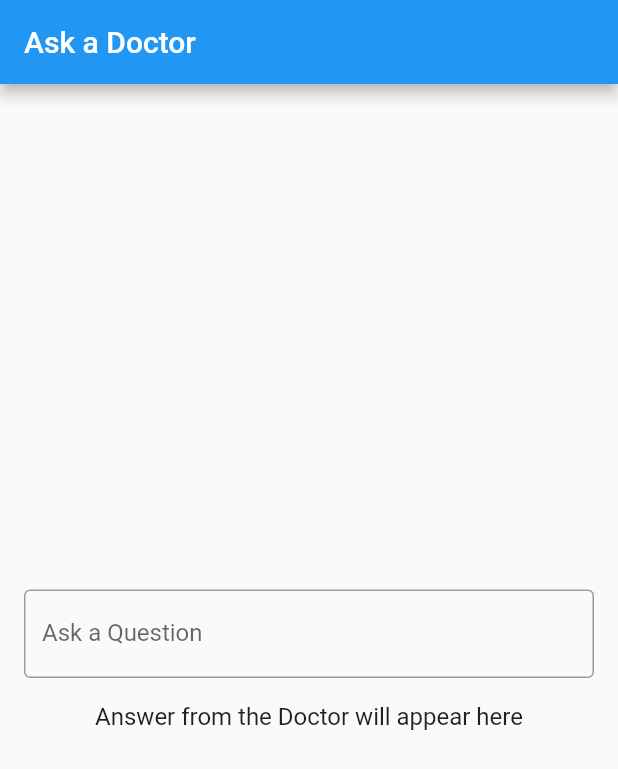
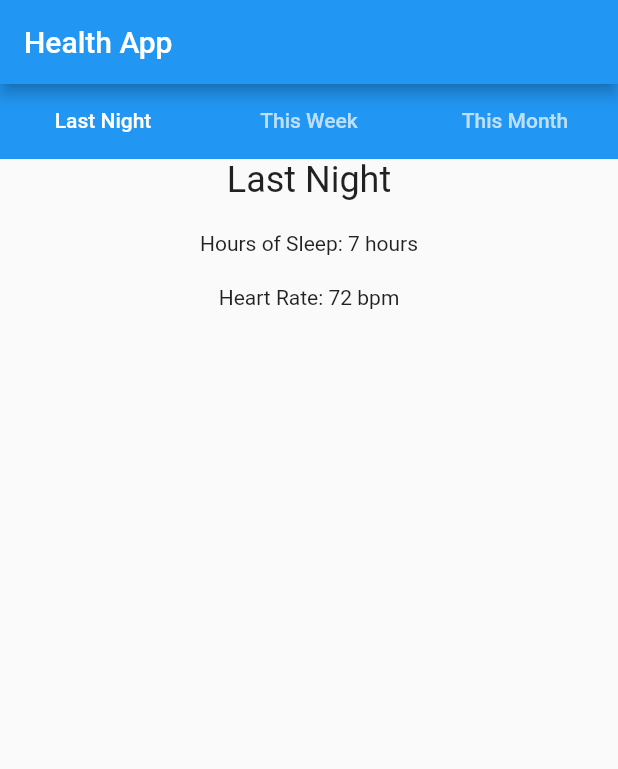
Before and after one commit to Akanksha1212/ICHack23, a Flutter app: the screen it shows after launch, after a tap on "Dashboard", on a phone screen of 412 x 824 dp. Shown: the top 769 px of the screen. Run offline on Flutter 3.47's test engine with Material 2 defaults, Android fonts, the phone set to English and light mode, and no system bars; our stand-ins replace circular_countdown_timer, google_fonts, rflutter_alert.

Commit message:
new dashboard

```diff
--- a/lib/main.dart
+++ b/lib/main.dart
@@ -1,4 +1,5 @@
 import 'package:flutter/material.dart';
+import 'package:terrafire/screeens/Dashboard.dart';
 import 'package:terrafire/screeens/Games.dart';
 import 'package:terrafire/screeens/HomePage.dart';
 import 'package:terrafire/screeens/Third.dart';
@@ -15,7 +16,7 @@ Future<void> main() async {
         case '/home':
           return MaterialPageRoute(builder: (context) => HomePage());
         case '/stats':
-          return MaterialPageRoute(builder: (context) => ChatBot());
+          return MaterialPageRoute(builder: (context) => Dashboard());
         case '/games':
           return MaterialPageRoute(builder: (context) => Games());
         // case '/talktodoctor':
--- /dev/null
+++ b/lib/screeens/Dashboard.dart
@@ -0,0 +1,93 @@
+import 'package:flutter/material.dart';
+
+class Dashboard extends StatelessWidget {
+  @override
+  Widget build(BuildContext context) {
+    return MaterialApp(
+      home: Scaffold(
+        appBar: AppBar(
+          title: Text('Health App'),
+        ),
+        body: DefaultTabController(
+          length: 3,
+          child: Column(
+            children: [
+              Container(
+                color: Colors.blue,
+                constraints: BoxConstraints.expand(height: 50),
+                child: TabBar(
+                  labelColor: Colors.white,
+                  tabs: [
+                    Tab(text: 'Last Night'),
+                    Tab(text: 'This Week'),
+                    Tab(text: 'This Month'),
+                  ],
+                ),
+              ),
+              Expanded(
+                child: TabBarView(
+                  children: [
+                    LastNightPage(),
+                    ThisWeekPage(),
+                    ThisMonthPage(),
+                  ],
+                ),
+              ),
+            ],
+          ),
+        ),
+      ),
+    );
+  }
+}
+
+class LastNightPage extends StatelessWidget {
+  @override
+  Widget build(BuildContext context) {
+    return Center(
+      child: Column(
+        children: [
+          Text('Last Night', style: Theme.of(context).textTheme.headline5),
+          SizedBox(height: 20),
+          Text('Hours of Sleep: 7 hours'),
+          SizedBox(height: 20),
+          Text('Heart Rate: 72 bpm'),
+        ],
+      ),
+    );
+  }
+}
+
+class ThisWeekPage extends StatelessWidget {
+  @override
+  Widget build(BuildContext context) {
+    return Center(
+      child: Column(
+        children: [
+          Text('This Week', style: Theme.of(context).textTheme.headline5),
+          SizedBox(height: 20),
+          Text('Hours of Sleep: 49 hours'),
+          SizedBox(height: 20),
+          Text('Heart Rate: 68 bpm'),
+        ],
+      ),
+    );
+  }
+}
+
+class ThisMonthPage extends StatelessWidget {
+  @override
+  Widget build(BuildContext context) {
+    return Center(
+      child: Column(
+        children: [
+          Text('This Month', style: Theme.of(context).textTheme.headline5),
+          SizedBox(height: 20),
+          Text('Hours of Sleep: 140 hours'),
+          SizedBox(height: 20),
+          Text('Heart Rate: 70 bpm'),
+        ],
+      ),
+    );
+  }
+}
```
